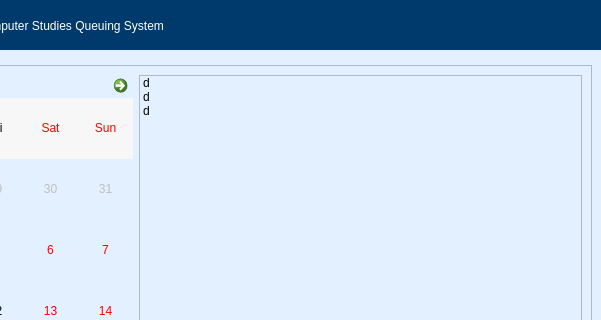
This is CompStud Queuing System/CSQueuingSystem_Student.ui in triciatriza/ccs-queue-sys as Qt 5 draws it before an edit; both pictures show x 399 to 1000 and y 0 to 320 of the 1000 by 610 pixel window. The edited form follows.
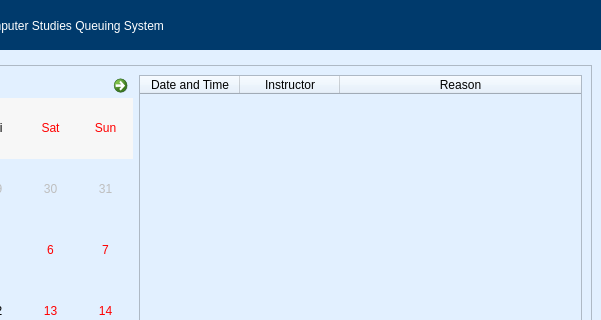
This is the edited form. The open tabs and pages were chosen to show the change. Icons and pictures are not drawn.

Diff of the .ui file:
```diff
--- a/CompStud Queuing System/CSQueuingSystem_Student.ui
+++ b/CompStud Queuing System/CSQueuingSystem_Student.ui
@@ -2073,22 +2073,37 @@
                <widget class="QCalendarWidget" name="calendarApt"/>
               </item>
               <item>
-               <widget class="QListWidget" name="listApt">
-                <item>
+               <widget class="QTableWidget" name="apt_table">
+                <property name="contextMenuPolicy">
+                 <enum>Qt::DefaultContextMenu</enum>
+                </property>
+                <property name="gridStyle">
+                 <enum>Qt::SolidLine</enum>
+                </property>
+                <attribute name="horizontalHeaderShowSortIndicator" stdset="0">
+                 <bool>true</bool>
+                </attribute>
+                <attribute name="horizontalHeaderStretchLastSection">
+                 <bool>true</bool>
+                </attribute>
+                <attribute name="verticalHeaderStretchLastSection">
+                 <bool>false</bool>
+                </attribute>
+                <column>
                  <property name="text">
-                  <string>d</string>
+                  <string>Date and Time</string>
                  </property>
-                </item>
-                <item>
+                </column>
+                <column>
                  <property name="text">
-                  <string>d</string>
+                  <string>Instructor</string>
                  </property>
-                </item>
-                <item>
+                </column>
+                <column>
                  <property name="text">
-                  <string>d</string>
+                  <string>Reason</string>
                  </property>
-                </item>
+                </column>
                </widget>
               </item>
              </layout>
```
Left out of the diff: 8 changed lines with no effect on the pictures.
